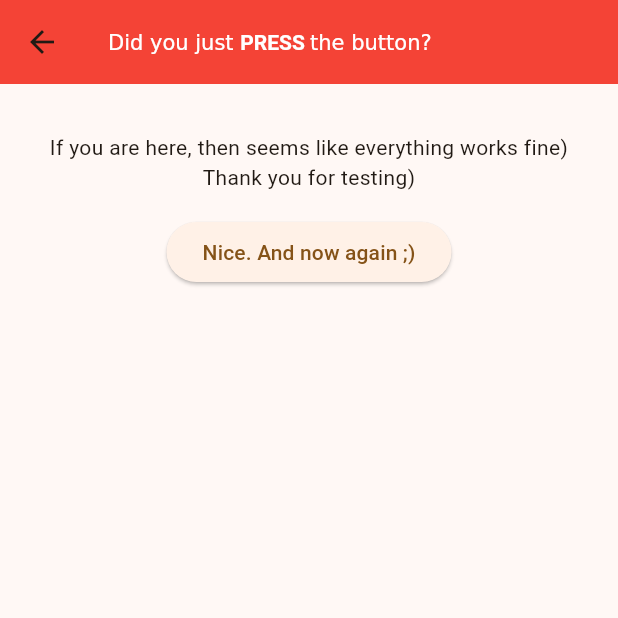
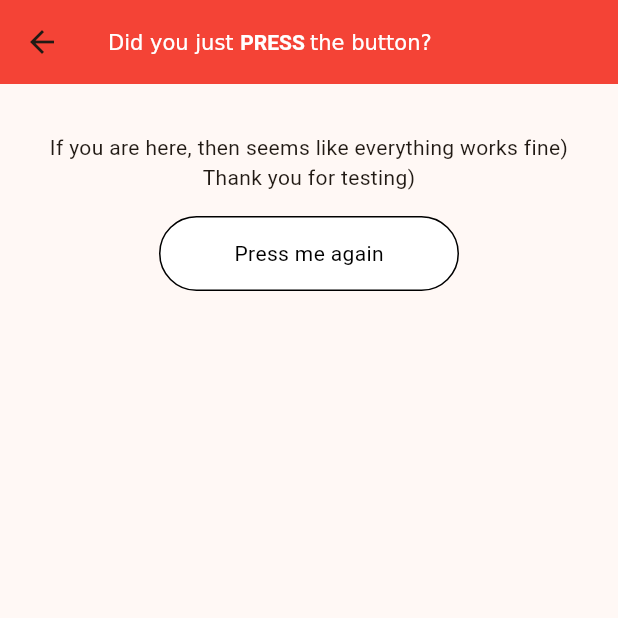
Before and after one commit to mykolapatyn/flutter_test, a Flutter app: the screen it shows after launch, after a tap on "Press me :)", on a phone screen of 412 x 824 dp, the top half of it. Run offline on Flutter 3.47's test engine with Material 3 defaults, Android fonts, the phone set to English and light mode, and no system bars.

Commit message:
added button widget

```diff
--- a/lib/start/start_page.dart
+++ b/lib/start/start_page.dart
@@ -1,4 +1,5 @@
 import 'package:flutter/material.dart';
+import 'package:untitled/widgets/buttons/button.dart';
 
 class StartPage extends StatefulWidget {
   const StartPage({super.key});
@@ -13,20 +14,14 @@ class _StartPageState extends State<StartPage> {
     return Scaffold(
       appBar: AppBar(
         title: RichText(
-          text: const TextSpan(
-            text: 'Did you just ',
-            children: [
-              TextSpan(
+          text: const TextSpan(text: 'Did you just ', children: [
+            TextSpan(
                 text: 'PRESS ',
                 style: TextStyle(
                   fontWeight: FontWeight.bold,
-                )
-              ),
-              TextSpan(
-                text: 'the button?'
-              )
-            ]
-        ),
+                )),
+            TextSpan(text: 'the button?')
+          ]),
         ),
         backgroundColor: Colors.red,
       ),
@@ -40,13 +35,18 @@ class _StartPageState extends State<StartPage> {
                 textAlign: TextAlign.center,
               ),
               Padding(
-                padding: const EdgeInsets.only(top: 16.0),
-                child: ElevatedButton(
-                    onPressed: () {
+                  padding: const EdgeInsets.only(top: 16.0),
+                  child: MyButton(
+                    text: 'Press me again',
+                    backgroundColor: Colors.white,
+                    textColor: Colors.black,
+                    borderColor: Colors.black,
+                    widthSize: 200,
+                    heightSize: 50,
+                    onTap: () {
                       Navigator.pop(context);
-                    },
-                    child: const Text('Nice. And now again ;)')),
-              )
+                      },
+                  ))
             ],
           ),
         ),
--- a/lib/start/start_page2.dart
+++ b/lib/start/start_page2.dart
@@ -1,5 +1,6 @@
 import 'package:flutter/material.dart';
 import 'package:untitled/start/start_page.dart';
+import 'package:untitled/widgets/buttons/button.dart';
 
 class StartPage2 extends StatefulWidget {
   const StartPage2({super.key});
@@ -16,9 +17,9 @@ class _StartPage2State extends State<StartPage2> {
           backgroundColor: Colors.green,
           title: const Center(
               child: Text(
-            'Do not press the button!)',
-            style: TextStyle(fontWeight: FontWeight.bold),
-          ))),
+                'Do not press the button!)',
+                style: TextStyle(fontWeight: FontWeight.bold),
+              ))),
       body: Padding(
         padding: const EdgeInsets.symmetric(vertical: 32, horizontal: 32),
         child: Center(
@@ -30,16 +31,18 @@ class _StartPage2State extends State<StartPage2> {
                 textAlign: TextAlign.center,
               ),
               Padding(
-                padding: const EdgeInsets.only(top: 8.0),
-                child: ElevatedButton(
-                    onPressed: () {
-                      Navigator.push(
-                          context,
-                          MaterialPageRoute(
-                              builder: (context) => const StartPage()));
-                    },
-                    child: const Text('Press me :)')),
-              )
+                  padding: const EdgeInsets.only(top: 8.0),
+                  child: MyButton(
+                      text: 'Press me :)',
+                      backgroundColor: Colors.white,
+                      textColor: Colors.black,
+                      borderColor: Colors.black,
+                      widthSize: 200,
+                      heightSize: 50,
+                      onTap: () {
+                        Navigator.push(context, MaterialPageRoute(
+                            builder: (context) => const StartPage()));
+                      }))
             ],
           ),
         ),
--- /dev/null
+++ b/lib/widgets/buttons/button.dart
@@ -0,0 +1,46 @@
+import 'package:flutter/material.dart';
+
+class MyButton extends StatelessWidget {
+  MyButton(
+      {super.key,
+      required this.text,
+      required this.backgroundColor,
+      this.icon,
+      required this.textColor,
+      required this.borderColor,
+      required this.widthSize,
+      required this.heightSize,
+      this.isIcon = false,
+      required this.onTap});
+
+  final String text;
+  final Color backgroundColor;
+  final Color textColor;
+  final Color borderColor;
+  final IconData? icon;
+  final GestureTapCallback onTap;
+  double widthSize;
+  double heightSize;
+  bool? isIcon;
+
+  @override
+  Widget build(BuildContext context) {
+    return GestureDetector(
+      onTap: onTap,
+      child: Container(
+        width: widthSize,
+        height: heightSize,
+        decoration: BoxDecoration(
+            color: backgroundColor,
+            borderRadius: BorderRadius.circular(35),
+            border: Border.all(color: borderColor)),
+        child: Center(
+          child: Text(
+            text,
+            style: TextStyle(color: textColor),
+          ),
+        ),
+      ),
+    );
+  }
+}
```
